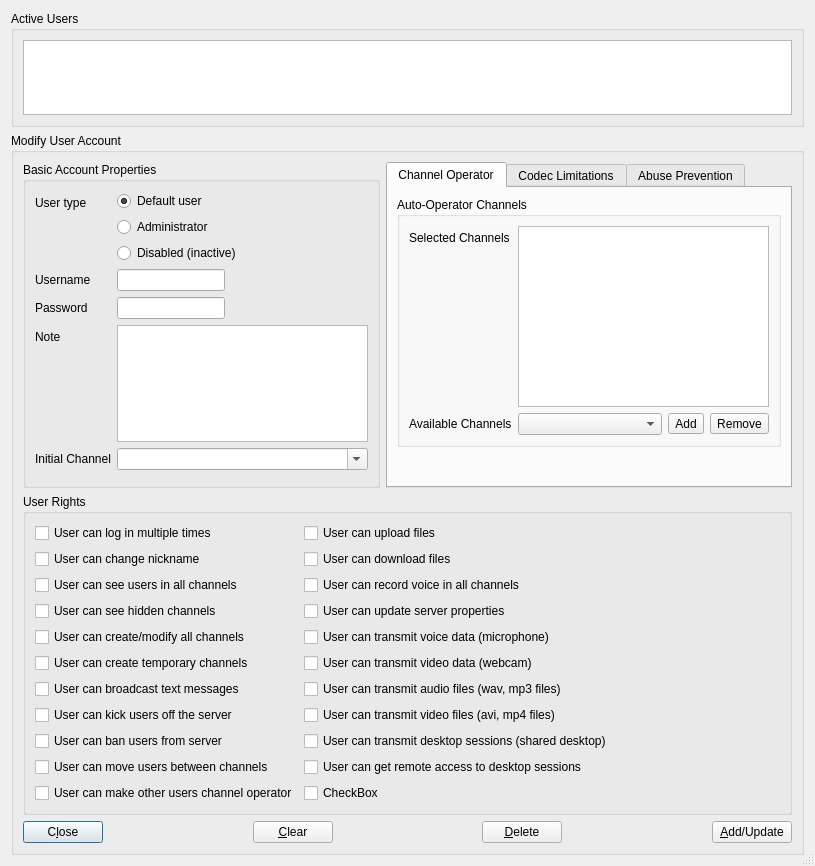
BearWare/TeamTalk5, file Client/qtTeamTalk/useraccounts.ui: the form before one commit.
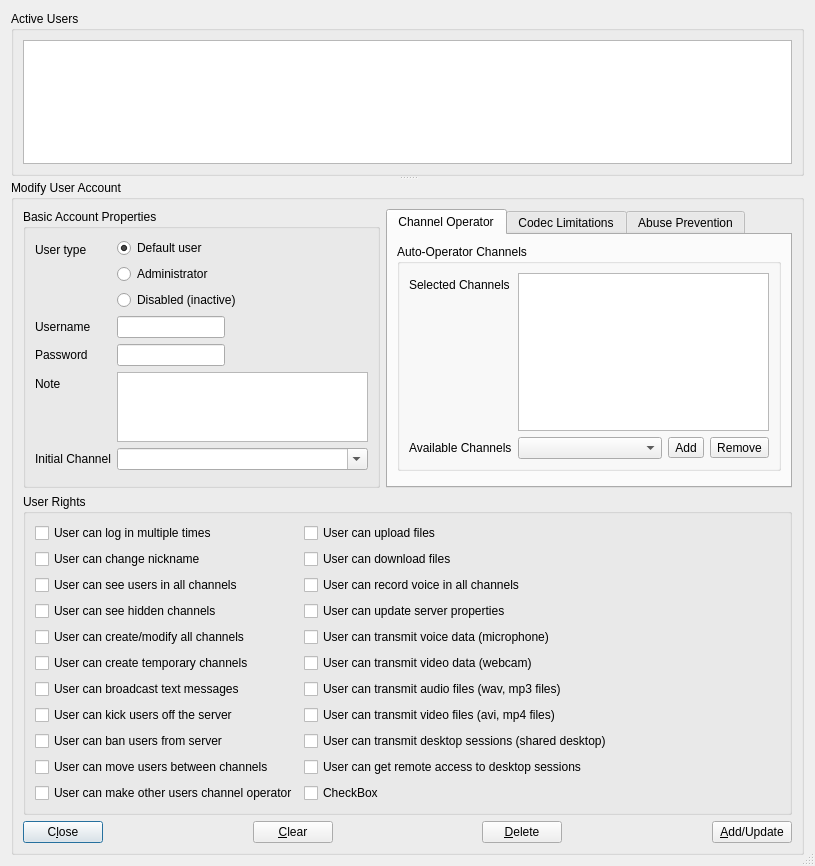
The form after the commit.

Commit message: Vertical splitter in user accounts. Initial sorting on username.

```diff
--- a/Client/qtTeamTalk/useraccounts.ui
+++ b/Client/qtTeamTalk/useraccounts.ui
@@ -16,8 +16,12 @@
   <property name="sizeGripEnabled">
    <bool>true</bool>
   </property>
-  <layout class="QVBoxLayout" name="verticalLayout_4">
+  <layout class="QHBoxLayout" name="horizontalLayout_4">
    <item>
+    <widget class="QSplitter" name="splitter">
+     <property name="orientation">
+      <enum>Qt::Vertical</enum>
+     </property>
     <widget class="QGroupBox" name="groupBox">
      <property name="title">
       <string>Active Users</string>
@@ -67,8 +71,6 @@
       </item>
      </layout>
     </widget>
-   </item>
-   <item>
     <widget class="QGroupBox" name="groupBox_2">
      <property name="title">
       <string>Modify User Account</string>
@@ -705,6 +707,7 @@
        </spacer>
       </item>
      </layout>
+     </widget>
     </widget>
    </item>
   </layout>
```
Left out of the diff: 24 changed lines with no effect on the pictures. Lines whose indentation alone changed are shown as unchanged. The commit also changes 1 other file.
